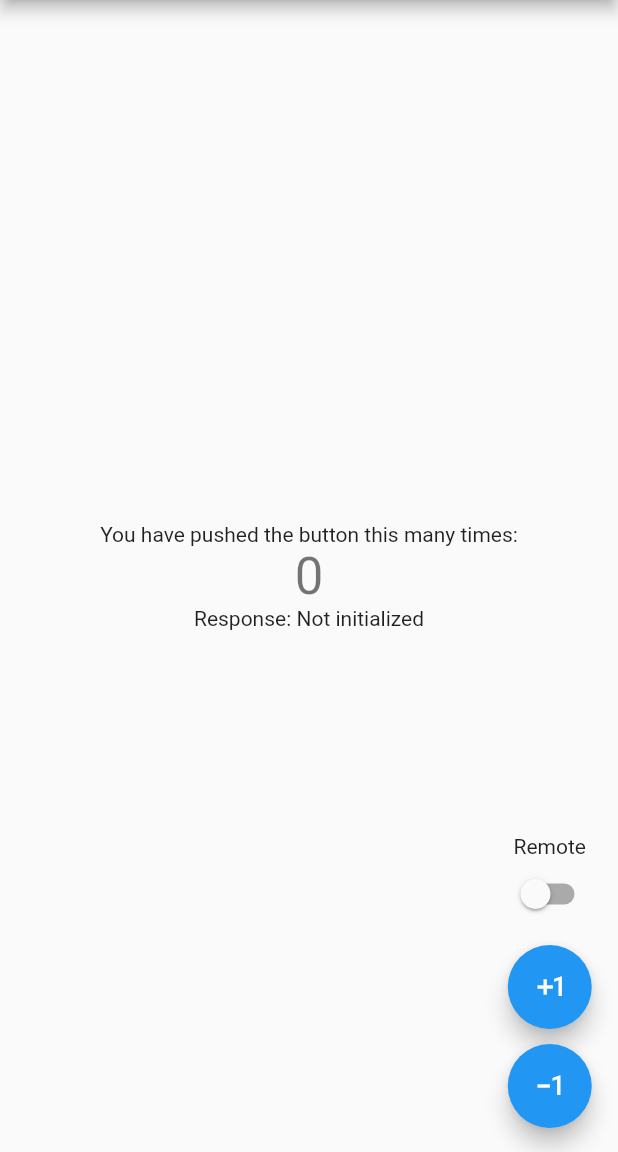
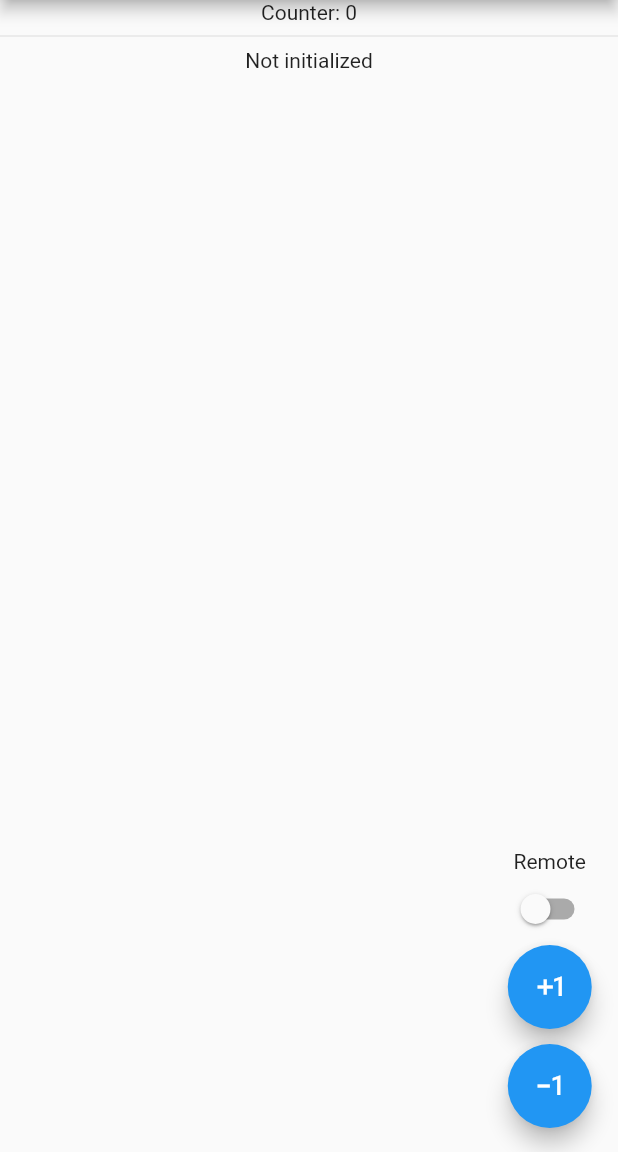
Before and after one commit to tianhaoz95-experimental/flutter-local-grpc-server, a Flutter app: the screen it shows after launch, on a phone screen of 412 x 824 dp, the part 84-1236 px from its top. Run offline on Flutter 3.47's test engine with Material 2 defaults, Android fonts, the phone set to English and light mode, and no system bars; missing offline and left inert: grpc, protobuf; statements that could not run were skipped.

Commit message:
fix: some final touch

```diff
--- a/lib/main.dart
+++ b/lib/main.dart
@@ -20,7 +20,7 @@ class MyApp extends StatelessWidget {
   @override
   Widget build(BuildContext context) {
     return MaterialApp(
-      title: 'Flutter Demo',
+      title: 'Flutter gRPC Demo',
       theme: ThemeData(
         primarySwatch: Colors.blue,
       ),
@@ -30,8 +30,10 @@ class MyApp extends StatelessWidget {
 }
 
 class MyHomePage extends StatefulWidget {
+  final String title;
+
   MyHomePage({Key? key, required this.title}) : super(key: key);
-  final String title;
+
   @override
   _MyHomePageState createState() => _MyHomePageState();
 }
@@ -69,6 +71,7 @@ class _MyHomePageState extends State<MyHomePage> {
   }
 
   void _sendRequest(CounterRequest_Type type) async {
+    try {
       CounterRequest req = CounterRequest();
       req.type = type;
       CounterResponse res = _remote
@@ -79,6 +82,11 @@ class _MyHomePageState extends State<MyHomePage> {
         _counter = res.cnt;
         _msg = res.msg;
       });
+    } catch (err) {
+      setState(() {
+        _msg = 'Error: ${err.toString()}';
+      });
+    }
   }
 
   @override
@@ -89,18 +97,10 @@ class _MyHomePageState extends State<MyHomePage> {
       ),
       body: Center(
         child: Column(
-          mainAxisAlignment: MainAxisAlignment.center,
           children: <Widget>[
-            Text(
-              'You have pushed the button this many times:',
-            ),
-            Text(
-              '$_counter',
-              style: Theme.of(context).textTheme.headline4,
-            ),
-            Text(
-              'Response: $_msg',
-            ),
+            Text('Counter: $_counter'),
+            Divider(),
+            Text(_msg),
           ],
         ),
       ),
@@ -115,14 +115,10 @@ class _MyHomePageState extends State<MyHomePage> {
                   _remote = val;
                 });
               }),
-          SizedBox(
-            height: 10,
-          ),
           FloatingActionButton(
             onPressed: () {
               _sendRequest(CounterRequest_Type.Increase);
             },
-            tooltip: 'Increment',
             child: Icon(Icons.exposure_plus_1),
           ),
           SizedBox(
@@ -132,7 +128,6 @@ class _MyHomePageState extends State<MyHomePage> {
             onPressed: () {
               _sendRequest(CounterRequest_Type.Decrease);
             },
-            tooltip: 'Increment',
             child: Icon(Icons.exposure_neg_1),
           ),
         ],
```
Also changed, not shown: 1 other file. Lines whose indentation alone changed are shown as unchanged.
